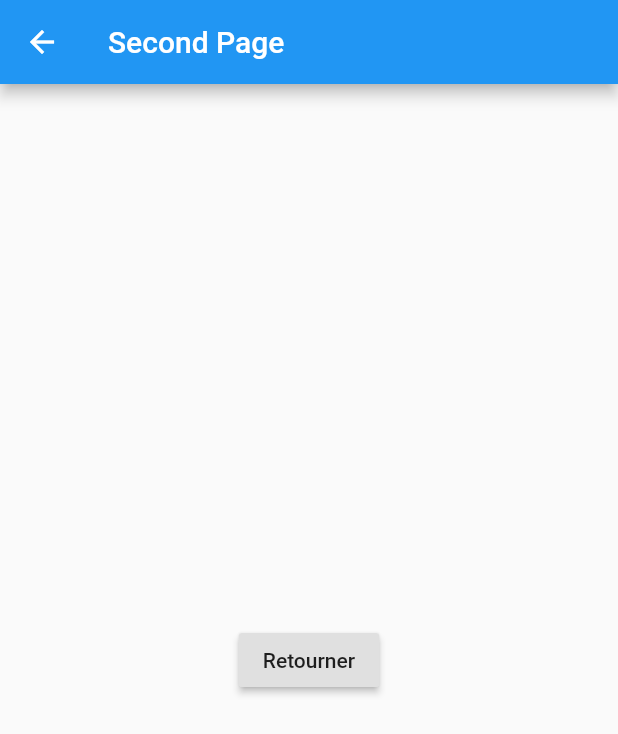
After one commit to Ablayekandji/CodesFlutter, a Flutter app: the screen it shows after launch, after a tap on "Ouvrir la page", on a phone screen of 412 x 824 dp. The commit adds this screen. Shown: the top 734 px of the screen. Run offline on Flutter 3.47's test engine with Material 2 defaults, Android fonts, the phone set to English and light mode, and no system bars.

Commit message:
exemple 7 avec les routes de navigation

```diff
--- /dev/null
+++ b/lib/Exemple7.dart
@@ -0,0 +1,41 @@
+import 'package:flutter/cupertino.dart';
+import 'package:flutter/material.dart';
+
+class PremierRoute extends StatelessWidget {
+  @override
+  Widget build(BuildContext context) {
+    return Scaffold(
+      appBar: AppBar(
+        title: Text('First Page'),
+      ),
+      body: Center(
+        child: RaisedButton(
+          child: Text('Ouvrir la page'),
+          onPressed: (() {
+            Navigator.push(context,
+                MaterialPageRoute(builder: (context) => SecondRoute()));
+          }),
+        ),
+      ),
+    );
+  }
+}
+
+class SecondRoute extends StatelessWidget {
+  @override
+  Widget build(BuildContext context) {
+    return Scaffold(
+      appBar: AppBar(
+        title: Text("Second Page"),
+      ),
+      body: Center(
+        child: RaisedButton(
+          child: Text("Retourner"),
+          onPressed: (() {
+            Navigator.pop(context);
+          }),
+        ),
+      ),
+    );
+  }
+}
--- a/lib/main.dart
+++ b/lib/main.dart
@@ -1,8 +1,12 @@
 import 'package:flutter/material.dart';
 import 'package:flutter_application_1/Exemple6.dart';
+import 'package:flutter_application_1/Exemple7.dart';
 
 void main() {
-  runApp(Exemple6());
+  runApp(MaterialApp(
+    title: 'Les routes de navigation',
+    home: PremierRoute(),
+  ));
 }
 
 class PageAccueil extends StatefulWidget {
```
